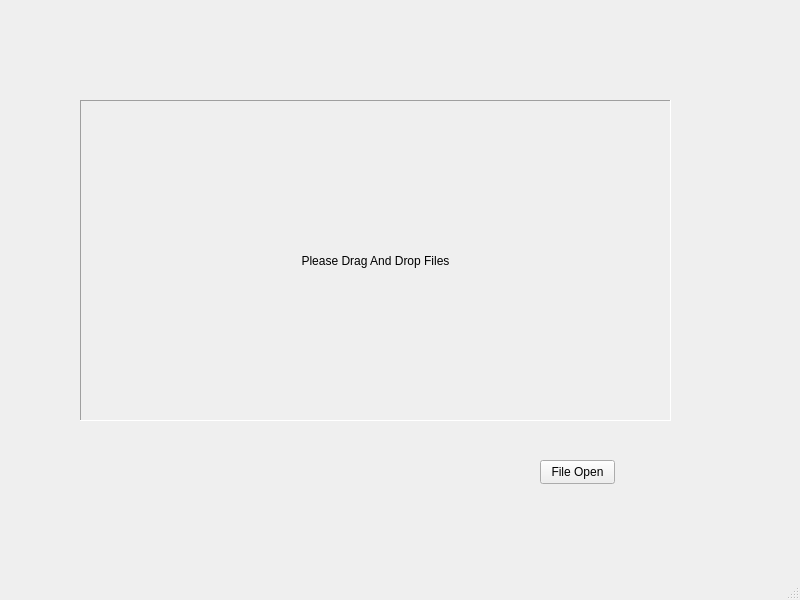
Qt form Qt/EARC/app/EARC/App/mainwindow.ui (argama147/zetprogratv) before a commit.
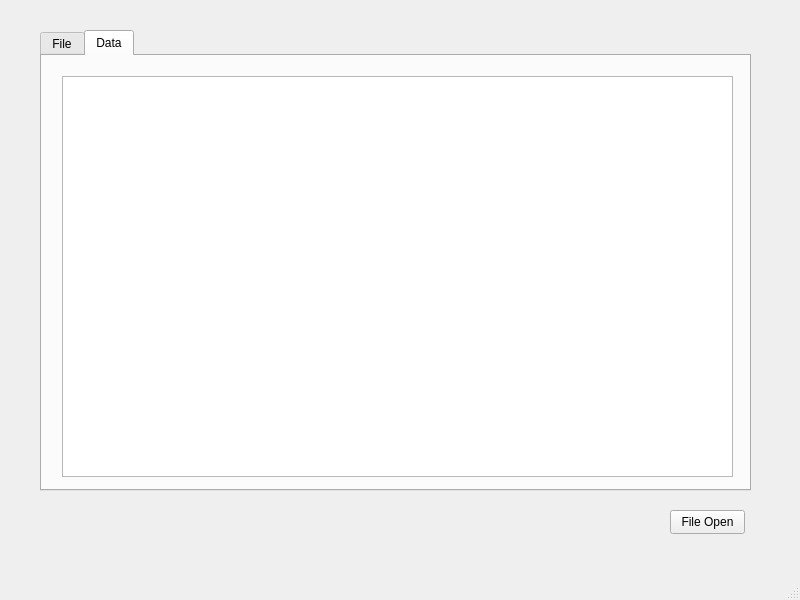
The same form after that commit. The open tabs and pages were chosen to show the change. Custom widgets are drawn as their Qt base class.

Commit message: タブを追加し、Excel勤怠表が読み込み完了したらタブを切り替える

The edit to the form file:
```diff
--- a/Qt/EARC/app/EARC/App/mainwindow.ui
+++ b/Qt/EARC/app/EARC/App/mainwindow.ui
@@ -17,8 +17,8 @@
    <widget class="QPushButton" name="pushButtonFileOpen">
     <property name="geometry">
      <rect>
-      <x>540</x>
-      <y>460</y>
+      <x>670</x>
+      <y>510</y>
       <width>75</width>
       <height>24</height>
      </rect>
@@ -27,13 +27,29 @@
      <string>File Open</string>
     </property>
    </widget>
+   <widget class="QTabWidget" name="tabWidget">
+    <property name="geometry">
+     <rect>
+      <x>40</x>
+      <y>30</y>
+      <width>711</width>
+      <height>461</height>
+     </rect>
+    </property>
+    <property name="currentIndex">
+     <number>0</number>
+    </property>
+    <widget class="QWidget" name="tab">
+     <attribute name="title">
+      <string>File</string>
+     </attribute>
    <widget class="DragAndDropLabel" name="labelGetFilePath">
     <property name="geometry">
      <rect>
-      <x>80</x>
-      <y>100</y>
-      <width>591</width>
-      <height>321</height>
+        <x>30</x>
+        <y>40</y>
+        <width>621</width>
+        <height>361</height>
      </rect>
     </property>
     <property name="frameShape">
@@ -48,6 +64,23 @@
     <property name="alignment">
      <set>Qt::AlignCenter</set>
     </property>
+     </widget>
+    </widget>
+    <widget class="QWidget" name="tab_2">
+     <attribute name="title">
+      <string>Data</string>
+     </attribute>
+     <widget class="QTableView" name="tableView">
+      <property name="geometry">
+       <rect>
+        <x>20</x>
+        <y>20</y>
+        <width>671</width>
+        <height>401</height>
+       </rect>
+      </property>
+     </widget>
+    </widget>
    </widget>
   </widget>
   <widget class="QMenuBar" name="menubar">
```
Lines whose indentation alone changed are shown as unchanged. The commit also changes 1 other file.
